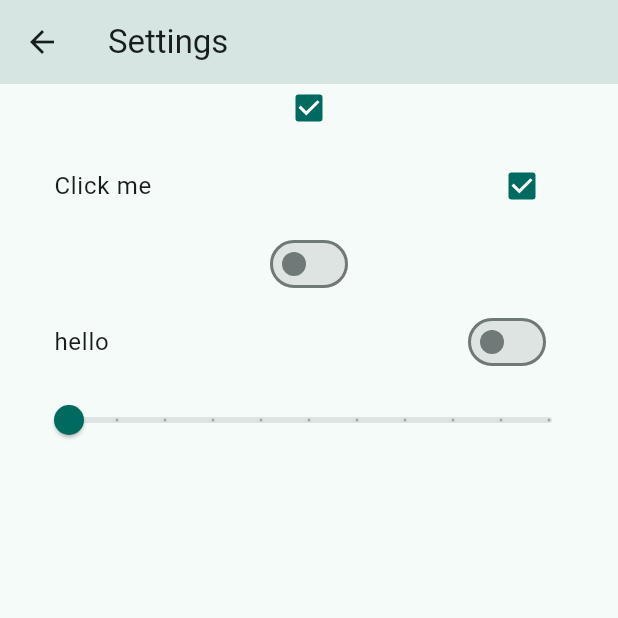
After one commit to Pngtaq/fantastic-pancake, a Flutter app: the SettingsPage screen opened directly, scrolled down 105 dp, after a tap on "Click me", on a phone screen of 412 x 824 dp, the top half of it. The commit adds this screen. Run offline on Flutter 3.47's test engine with Material 3 defaults, Android fonts, the phone set to English and light mode, and no system bars.

Commit message:
feat: settings page

```diff
--- /dev/null
+++ b/lib/views/pages/settings_page.dart
@@ -0,0 +1,105 @@
+import 'package:flutter/material.dart';
+
+class SettingsPage extends StatefulWidget {
+  const SettingsPage({super.key});
+
+  @override
+  State<SettingsPage> createState() => _SettingsPageState();
+}
+
+class _SettingsPageState extends State<SettingsPage> {
+  TextEditingController controller = TextEditingController();
+  bool? isChecked = false;
+  bool isSwitched = false;
+  double sliderValue = 0.0;
+
+  @override
+  Widget build(BuildContext context) {
+    return Scaffold(
+      appBar: AppBar(
+        title: const Text('Settings'),
+      ),
+      body: SingleChildScrollView(
+        child: Padding(
+          padding: const EdgeInsets.all(20.0),
+          child: Column(
+            children: [
+              TextField(
+                decoration: InputDecoration(border: OutlineInputBorder()),
+                controller: controller,
+                onChanged: (String text) {
+                  setState(() {
+                    // The setState call tells Flutter to rebuild the UI
+                    // with the controller's latest text.
+                  });
+                },
+              ),
+              Text(controller.text),
+              Checkbox(
+                tristate: true,
+                value: isChecked,
+                onChanged: (bool? value) {
+                  setState(() {
+                    isChecked = value;
+                  });
+                },
+              ),
+              CheckboxListTile(
+                tristate: true,
+                title: Text("Click me"),
+                value: isChecked,
+                onChanged: (bool? value) {
+                  setState(() {
+                    isChecked = value;
+                    print(isChecked);
+                  });
+                },
+              ),
+              Switch(
+                value: isSwitched,
+                onChanged: (bool value) {
+                  setState(() {
+                    isSwitched = value;
+                    print(isSwitched);
+                  });
+                },
+              ),
+              SwitchListTile.adaptive(
+                title: Text("hello"),
+                value: isSwitched,
+                onChanged: (bool value) {
+                  setState(() {
+                    isSwitched = value;
+                    print(isSwitched);
+                  });
+                },
+              ),
+              Slider(
+                value: sliderValue,
+                max: 10,
+                divisions: 10,
+                onChanged: (value) {
+                  setState(() {
+                    sliderValue = value;
+                    print(sliderValue);
+                  });
+                },
+              ),
+              InkWell(
+                splashColor: Colors.teal,
+                onTap: () {
+                  print("hello");
+                },
+                child: Container(
+                  height: 500,
+                  width: double.infinity,
+                  decoration: BoxDecoration(color: Colors.white12),
+                ),
+              ),
+            ],
+          ),
+        ),
+      ),
+    );
+  }
+}
--- a/lib/views/widget_tree.dart
+++ b/lib/views/widget_tree.dart
@@ -1,6 +1,8 @@
 import 'package:fantastic_pancake/data/notifiers.dart';
 import 'package:fantastic_pancake/views/pages/home_page.dart';
 import 'package:fantastic_pancake/views/pages/profile_page.dart';
+import 'package:fantastic_pancake/views/pages/settings_page.dart';
+
 import 'package:fantastic_pancake/widgets/navbar_widget.dart';
 import 'package:flutter/material.dart';
 
@@ -26,6 +28,11 @@ class WidgetTree extends StatelessWidget {
               },
             ),
           ),
+          IconButton(onPressed: (){
+            Navigator.push(context, MaterialPageRoute(builder: (context) {
+              return SettingsPage();
+            },));
+          }, icon: Icon(Icons.settings),)
         ],
       ),
 
--- a/lib/widgets/navbar_widget.dart
+++ b/lib/widgets/navbar_widget.dart
@@ -13,6 +13,7 @@ class NavbarWidget extends StatelessWidget {
           destinations: [
             NavigationDestination(icon: Icon(Icons.home), label: "Home"),
             NavigationDestination(icon: Icon(Icons.person), label: "Profile"),
+
           ],
           onDestinationSelected: (int value) {
             selectedPageNotifier.value = value;
```
Also changed, not shown: lib/views/pages/profile_page.dart (+2 -92 lines).
